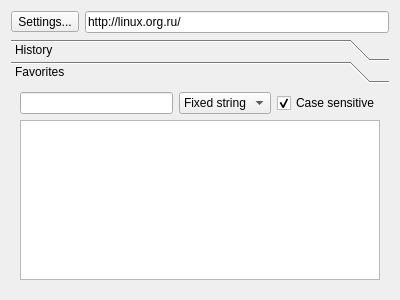
Before: the Qt Designer form src/plugins/poshuku/poshuku.ui in 0xd34df00d/leechcraft, drawn with Qt 5.
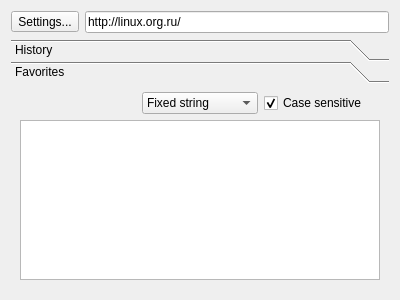
After: the same form once the commit is applied. Custom widgets are drawn as their Qt base class.

Commit message: + Poshuku: FS#221: History filtering.

Diff of the .ui file:
```diff
--- a/src/plugins/poshuku/poshuku.ui
+++ b/src/plugins/poshuku/poshuku.ui
@@ -109,7 +109,7 @@
         <x>0</x>
         <y>0</y>
         <width>382</width>
-        <height>195</height>
+        <height>189</height>
        </rect>
       </property>
       <attribute name="label" >
@@ -119,7 +119,7 @@
        <item>
         <layout class="QHBoxLayout" name="horizontalLayout_2" >
          <item>
-          <widget class="TagsLineEdit" name="FavoritesFilterLine_" />
+          <widget class="TagsLineEdit" native="1" name="FavoritesFilterLine_" />
          </item>
          <item>
           <widget class="QComboBox" name="FavoritesFilterType_" >
@@ -184,8 +184,8 @@
  <customwidgets>
   <customwidget>
    <class>TagsLineEdit</class>
-   <extends>QLineEdit</extends>
-   <header location="global" >plugininterface/tagslineedit.h</header>
+   <extends>QWidget</extends>
+   <header location="global" >tagslineedit.h</header>
   </customwidget>
   <customwidget>
    <class>FavoritesTreeView</class>
```
Left out of the diff: 4 changed lines with no effect on the pictures. The commit also changes 4 other files.
